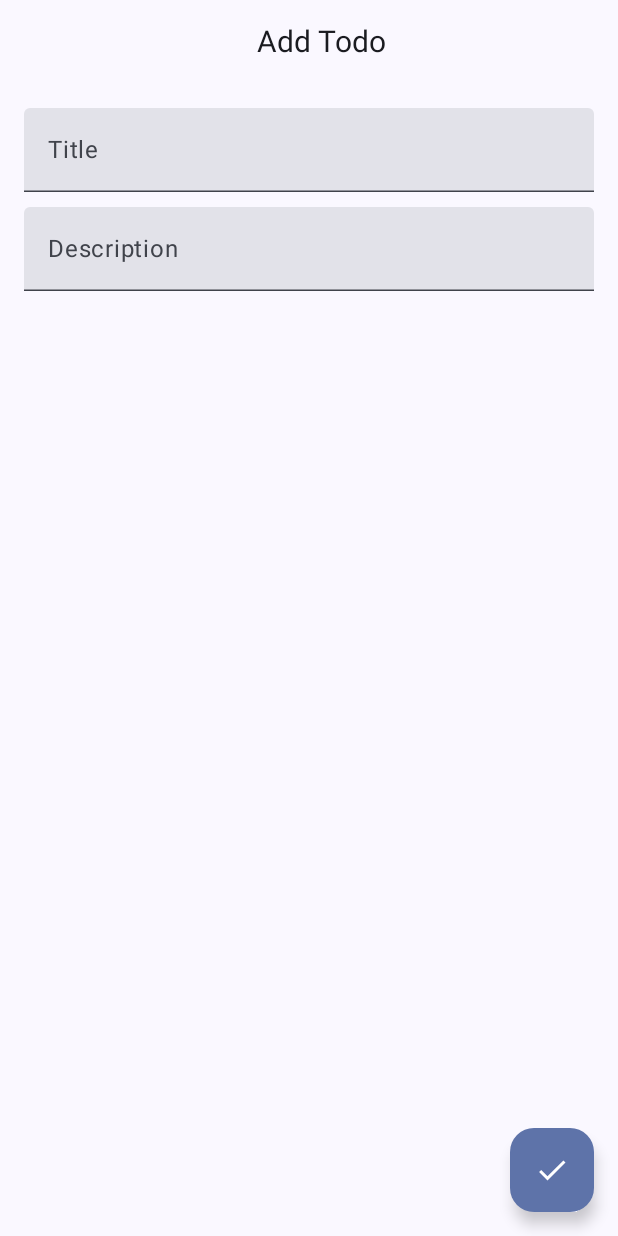
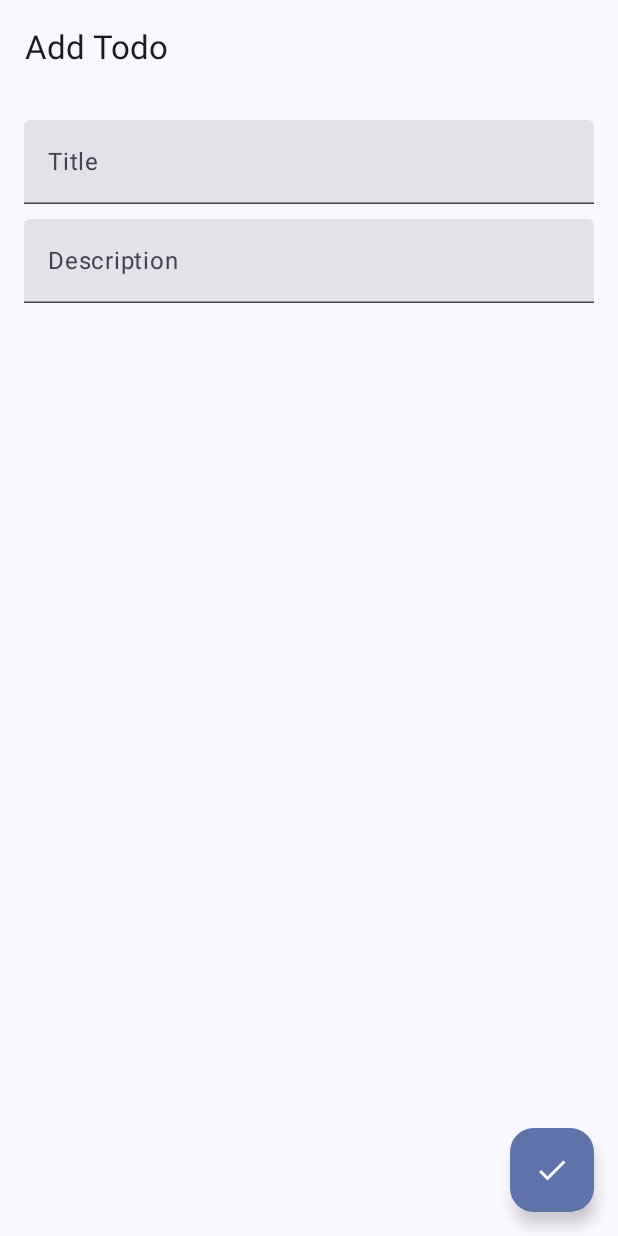
Before and after one commit to saiful00000/mvvm_hilt_room_todo, an Android app built with Jetpack Compose: the screen it shows after launch (MainActivity), after a tap on "Add", on a phone screen of 412 x 824 dp. Run offline under Robolectric (Android 15) with nearby library versions, the phone set to English and light mode, and no system bars; our stand-ins replace Dagger/Hilt's generated code, Room's generated code.

Commit message:
Design modified

```diff
--- a/app/src/main/java/com/shaiful/hiltinpractice/data/repositories/TodoRepositoryImpl.kt
+++ b/app/src/main/java/com/shaiful/hiltinpractice/data/repositories/TodoRepositoryImpl.kt
@@ -7,7 +7,7 @@ import kotlinx.coroutines.flow.Flow
 
 class TodoRepositoryImpl(
     private val todoDao: TodoDao
-): TodoRepository {
+) : TodoRepository {
     override suspend fun insertTodo(todo: Todo) {
         todoDao.insertTodo(todo)
     }
@@ -21,7 +21,7 @@ class TodoRepositoryImpl(
     }
 
     override fun getTodos(): Flow<List<Todo>> {
-        return  todoDao.getTodos()
+        return todoDao.getTodos()
     }
 
 }
--- a/app/src/main/java/com/shaiful/hiltinpractice/ui/todo/widgets/TodoAddEditScreen.kt
+++ b/app/src/main/java/com/shaiful/hiltinpractice/ui/todo/widgets/TodoAddEditScreen.kt
@@ -65,14 +65,9 @@ fun TodoAddEditScreen(
                 title = {
                     Text(
                         text = "Add Todo",
-                        fontSize = 20.sp,
-                        modifier = Modifier.fillMaxWidth(),
                         textAlign = TextAlign.Center
                     )
                 },
-                modifier = Modifier
-                    .fillMaxWidth()
-                    .height(56.dp)
             )
         },
         floatingActionButton = {
--- a/app/src/main/java/com/shaiful/hiltinpractice/ui/todo/widgets/TodoListScreen.kt
+++ b/app/src/main/java/com/shaiful/hiltinpractice/ui/todo/widgets/TodoListScreen.kt
@@ -77,14 +77,9 @@ fun TodoListScreen(
                 title = {
                     Text(
                         text = "Todo App",
-                        fontSize = 20.sp,
                         modifier = Modifier.fillMaxWidth(),
-                        textAlign = TextAlign.Center
                     )
                 },
-                modifier = Modifier
-                    .fillMaxWidth()
-                    .height(56.dp),
             )
         },
         floatingActionButton = {
```
